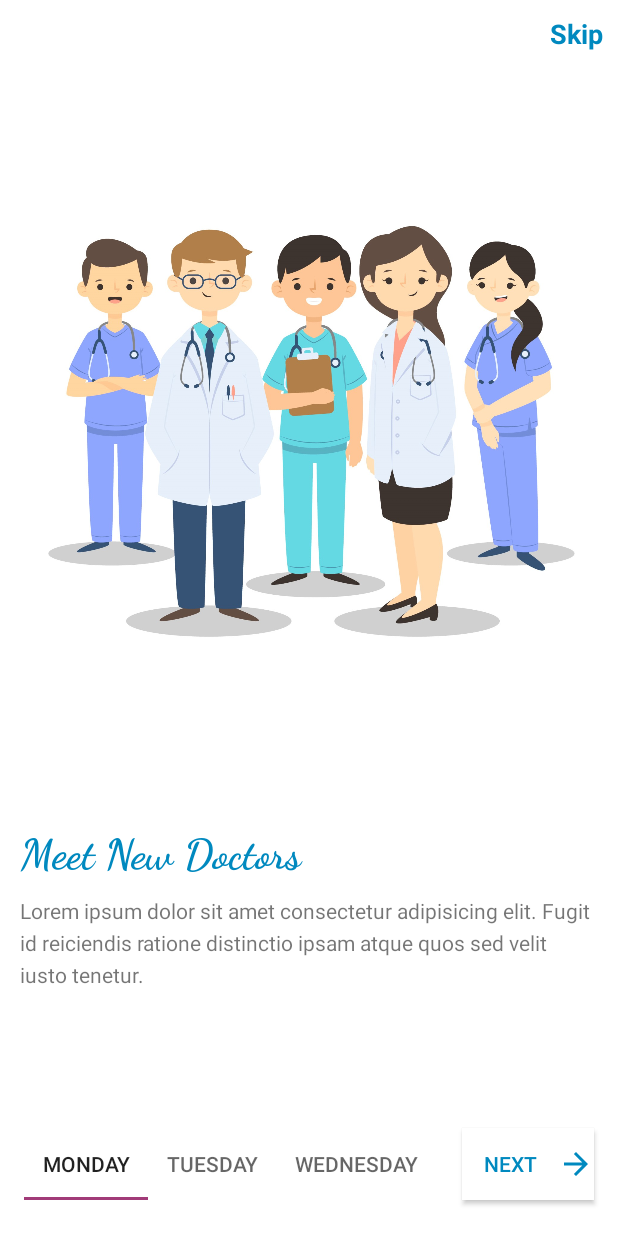
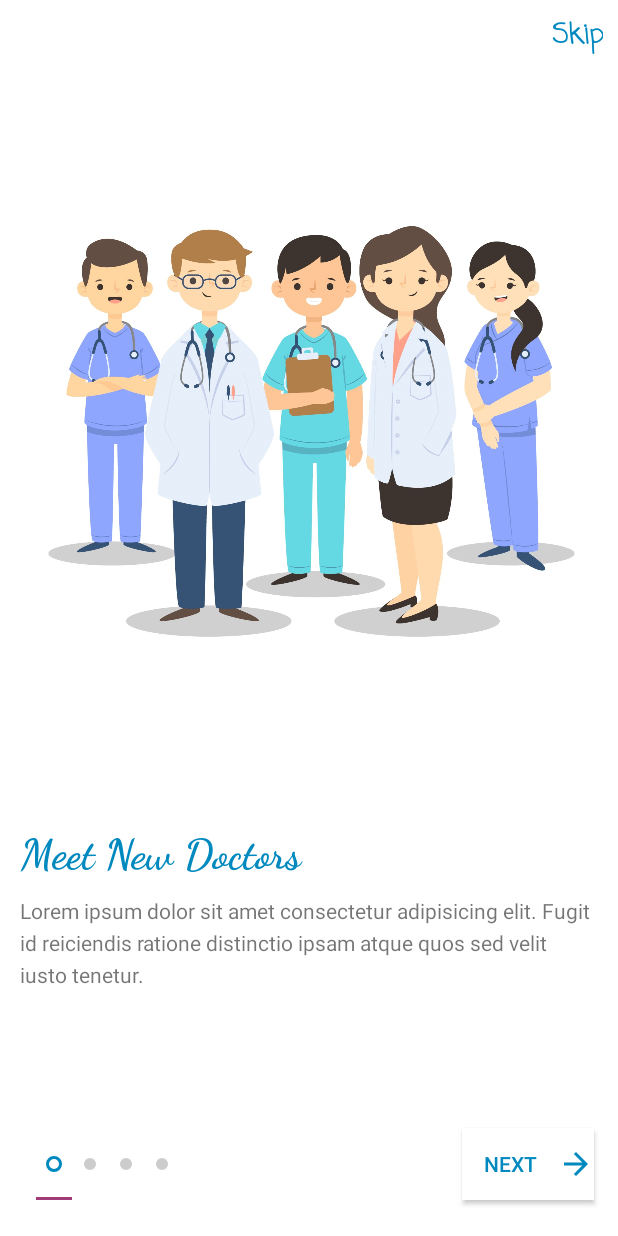
Before and after one commit to RivonEddy/MedEcard-Doctor, an Android app: the screen it shows after launch (IntroActivity), on a phone screen of 412 x 824 dp. Run offline under Robolectric (Android 15) with nearby library versions, the phone set to English and light mode, and no system bars.

```diff
--- a/app/src/main/AndroidManifest.xml
+++ b/app/src/main/AndroidManifest.xml
@@ -12,14 +12,12 @@
         android:supportsRtl="true"
         android:theme="@style/AppTheme">
         <activity
-            android:name=".IntroActivity"
-            android:theme="@style/AppTheme.NoActionBar" />
+            android:name=".IntroActivity" />
         <activity
             android:name=".MainActivity"
             android:theme="@style/AppTheme.NoActionBar" />
         <activity
-            android:name=".SplashScreenActivity"
-            android:theme="@style/AppTheme.NoActionBar">
+            android:name=".SplashScreenActivity">
             <intent-filter>
                 <action android:name="android.intent.action.MAIN" />
 
--- a/app/src/main/java/com/medecard/user/medecard_doctor/IntroActivity.java
+++ b/app/src/main/java/com/medecard/user/medecard_doctor/IntroActivity.java
@@ -1,10 +1,14 @@
 package com.medecard.user.medecard_doctor;
 
+import android.annotation.SuppressLint;
 import android.content.Intent;
+import android.support.design.widget.TabLayout;
 import android.support.v4.view.ViewPager;
 import android.support.v7.app.AppCompatActivity;
 import android.os.Bundle;
 import android.view.View;
+import android.view.Window;
+import android.view.WindowManager;
 import android.widget.Button;
 import android.widget.TextView;
 
@@ -16,11 +20,25 @@ public class IntroActivity extends AppCompatActivity {
     private ViewPager screenPager;
     IntroVewPagerAdapter introVewPagerAdapter;
     TextView textView;
+    TabLayout tabIndicator;
+    Button btnNext;
+    int position = 0;
+    Button btnGetStarted;
 
     @Override
     protected void onCreate(Bundle savedInstanceState) {
         super.onCreate(savedInstanceState);
+        // make app on full screen
+        requestWindowFeature(Window.FEATURE_NO_TITLE);
+        getWindow().setFlags(WindowManager.LayoutParams.FLAG_FULLSCREEN, WindowManager.LayoutParams.FLAG_FULLSCREEN);
         setContentView(R.layout.activity_intro);
+        // hide the action bar
+        getSupportActionBar().hide();
+
+        // ini views
+        tabIndicator = findViewById(R.id.tab_indicator);
+        btnNext = findViewById(R.id.btn_next);
+        btnGetStarted = findViewById(R.id.btn_getStarted);
 
         // fill list screen
         List<ScreenItem> mList = new ArrayList<>();
@@ -34,7 +52,7 @@ public class IntroActivity extends AppCompatActivity {
         introVewPagerAdapter = new IntroVewPagerAdapter(this, mList);
         screenPager.setAdapter(introVewPagerAdapter);
 
-        textView = (TextView) findViewById(R.id.skip_btn);
+        textView = (TextView) findViewById(R.id.next_btn);
         textView.setOnClickListener(new View.OnClickListener() {
             @Override
             public void onClick(View view) {
@@ -42,5 +60,32 @@ public class IntroActivity extends AppCompatActivity {
                 finish();
             }
         });
+
+        // setup tablayout with viewpager
+        tabIndicator.setupWithViewPager(screenPager);
+
+        // next button click Listener
+        btnNext.setOnClickListener(new View.OnClickListener() {
+            @Override
+            public void onClick(View view) {
+                position = screenPager.getCurrentItem();
+                if (position < mList.size()) {
+                    position++;
+                    screenPager.setCurrentItem(position);
+                }
+
+                if (position == mList.size()-1) { // when we reach the last screen
+                    // TODO : show the GETSTARTED button and hide the indicator and the next button
+                    loadLastScreen();
+                }
+            }
+        });
+    }
+
+        //show the GETSTARTED button and hide the indicator and the next button
+    private void loadLastScreen() {
+        btnNext.setVisibility(View.INVISIBLE);
+        btnGetStarted.setVisibility(View.VISIBLE);
+        tabIndicator.setVisibility(View.INVISIBLE);
     }
 }
--- a/app/src/main/java/com/medecard/user/medecard_doctor/SplashScreenActivity.java
+++ b/app/src/main/java/com/medecard/user/medecard_doctor/SplashScreenActivity.java
@@ -4,6 +4,8 @@ import android.content.Intent;
 import android.os.Handler;
 import android.support.v7.app.AppCompatActivity;
 import android.os.Bundle;
+import android.view.Window;
+import android.view.WindowManager;
 import android.view.animation.Animation;
 import android.view.animation.AnimationUtils;
 import android.widget.ImageView;
@@ -18,7 +20,10 @@ public class SplashScreenActivity extends AppCompatActivity {
     @Override
     protected void onCreate(Bundle savedInstanceState) {
         super.onCreate(savedInstanceState);
+        requestWindowFeature(Window.FEATURE_NO_TITLE);
+        getWindow().setFlags(WindowManager.LayoutParams.FLAG_FULLSCREEN, WindowManager.LayoutParams.FLAG_FULLSCREEN);
         setContentView(R.layout.activity_splash_screen);
+        getSupportActionBar().hide();
 
         imv = (ImageView) findViewById(R.id.app_theme);
         tv = (TextView) findViewById(R.id.app_theme_text);
--- /dev/null
+++ b/app/src/main/res/drawable/indicator_default.xml
@@ -0,0 +1,11 @@
+<?xml version="1.0" encoding="utf-8"?>
+<layer-list xmlns:android="http://schemas.android.com/apk/res/android">
+    <item>
+        <shape android:shape="ring"
+            android:innerRadius="0dp"
+            android:thickness="4dp"
+            android:useLevel="false">
+            <solid android:color="@color/grey" />
+        </shape>
+    </item>
+</layer-list>
--- /dev/null
+++ b/app/src/main/res/drawable/indicator_selected.xml
@@ -0,0 +1,11 @@
+<?xml version="1.0" encoding="utf-8"?>
+<layer-list xmlns:android="http://schemas.android.com/apk/res/android">
+    <item>
+        <shape android:shape="ring"
+            android:innerRadius="3dp"
+            android:thickness="2dp"
+            android:useLevel="false">
+            <solid android:color="@color/colorPrimaryDark" />
+        </shape>
+    </item>
+</layer-list>
--- /dev/null
+++ b/app/src/main/res/drawable/indicator_selector.xml
@@ -0,0 +1,7 @@
+<?xml version="1.0" encoding="utf-8"?>
+<selector xmlns:android="http://schemas.android.com/apk/res/android">
+    <item android:drawable="@drawable/indicator_selected"
+        android:state_selected="true" />
+
+    <item android:drawable="@drawable/indicator_default" />
+</selector>
--- a/app/src/main/res/layout/activity_intro.xml
+++ b/app/src/main/res/layout/activity_intro.xml
@@ -15,13 +15,13 @@
         android:layout_marginTop="8dp"
         android:layout_marginEnd="8dp"
         android:layout_marginBottom="8dp"
-        app:layout_constraintBottom_toTopOf="@+id/tabLayout3"
+        app:layout_constraintBottom_toTopOf="@+id/tab_indicator"
         app:layout_constraintEnd_toEndOf="parent"
         app:layout_constraintStart_toStartOf="parent"
         app:layout_constraintTop_toTopOf="parent" />
 
     <Button
-        android:id="@+id/button"
+        android:id="@+id/btn_next"
         android:layout_width="wrap_content"
         android:layout_height="wrap_content"
         android:layout_marginEnd="16dp"
@@ -35,41 +35,39 @@
         app:layout_constraintEnd_toEndOf="parent" />
 
     <android.support.design.widget.TabLayout
-        android:id="@+id/tabLayout3"
+        android:id="@+id/tab_indicator"
         android:layout_width="wrap_content"
         android:layout_height="wrap_content"
-        android:layout_marginStart="16dp"
+        android:layout_marginStart="24dp"
         android:layout_marginBottom="24dp"
         app:layout_constraintBottom_toBottomOf="parent"
-        app:layout_constraintStart_toStartOf="parent">
-
-        <android.support.design.widget.TabItem
-            android:layout_width="wrap_content"
-            android:layout_height="wrap_content"
-            android:text="Monday" />
-
-        <android.support.design.widget.TabItem
-            android:layout_width="wrap_content"
-            android:layout_height="wrap_content"
-            android:text="Tuesday" />
-
-        <android.support.design.widget.TabItem
-            android:layout_width="wrap_content"
-            android:layout_height="wrap_content"
-            android:text="Wednesday" />
-    </android.support.design.widget.TabLayout>
+        app:layout_constraintStart_toStartOf="parent"
+        app:tabBackground="@drawable/indicator_selector"></android.support.design.widget.TabLayout>
 
     <TextView
-        android:id="@+id/skip_btn"
+        android:id="@+id/next_btn"
         android:layout_width="match_parent"
         android:layout_height="wrap_content"
         android:textAlignment="textEnd"
         android:padding="10dp"
         android:text="Skip"
+        android:fontFamily="casual"
         android:textSize="18sp"
         android:textStyle="bold"
         android:textColor="@color/colorPrimaryDark"
         tools:layout_editor_absoluteX="332dp"
         tools:layout_editor_absoluteY="21dp"
         tools:ignore="MissingConstraints" />
+
+    <Button
+        android:visibility="invisible"
+        android:id="@+id/btn_getStarted"
+        android:layout_width="wrap_content"
+        android:layout_height="wrap_content"
+        android:text="Get Started"
+        android:textColor="@color/light_grey"
+        android:padding="15dp"
+        android:background="@drawable/in_app_butt"
+        tools:ignore="MissingConstraints"
+        android:gravity="center"/>
 </android.support.constraint.ConstraintLayout>
--- a/app/src/main/res/layout/activity_log_reg.xml
+++ b/app/src/main/res/layout/activity_log_reg.xml
@@ -22,7 +22,7 @@
         android:background="@drawable/button_log_reg_white"
         android:layout_marginTop="120dp"
         android:layout_marginBottom="15dp"
-        android:fontFamily="cursive"
+        android:fontFamily="casual"
         android:text="Sign Up"
         android:textColor="@color/grad_purple"/>
 
@@ -31,7 +31,7 @@
         android:layout_width="match_parent"
         android:layout_height="wrap_content"
         android:background="@drawable/button_log_reg_white"
-        android:fontFamily="cursive"
+        android:fontFamily="casual"
         android:text="Sign In"
         android:textColor="@color/grad_purple"/>
 
--- a/app/src/main/res/values/colors.xml
+++ b/app/src/main/res/values/colors.xml
@@ -16,4 +16,5 @@
     <color name="black">#000000</color>
     <color name="colorPrimaryLite">#64B8D8</color>
     <color name="transparent">#00000000</color>
+    <color name="grey">#cccccc</color>
 </resources>
```
